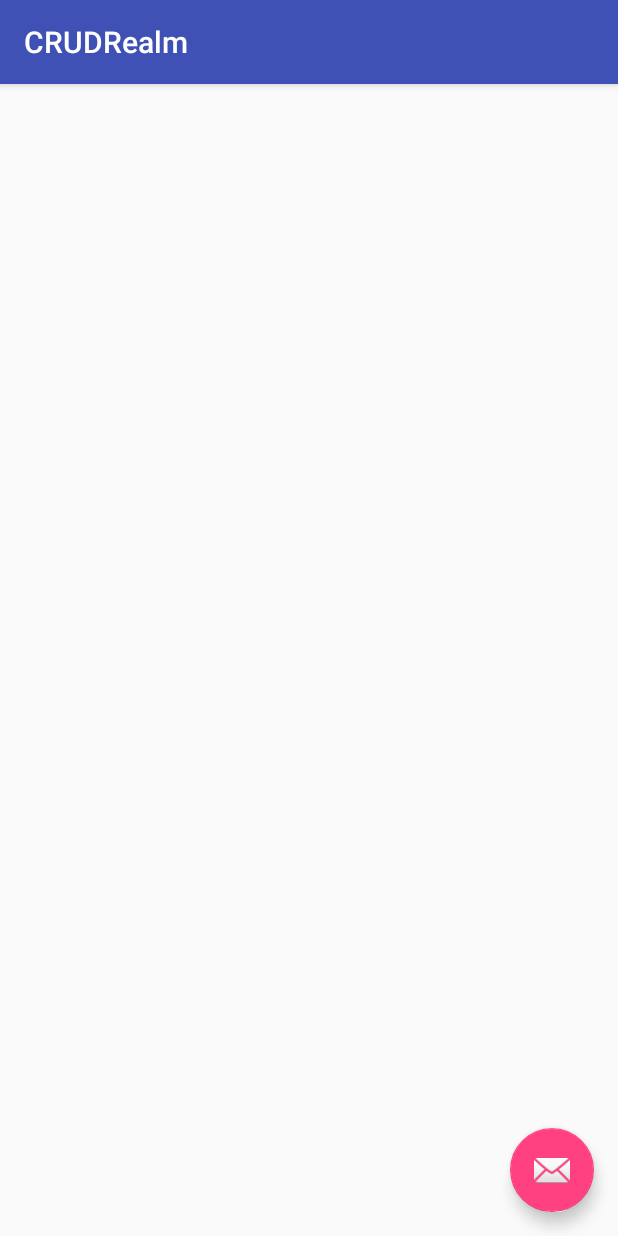
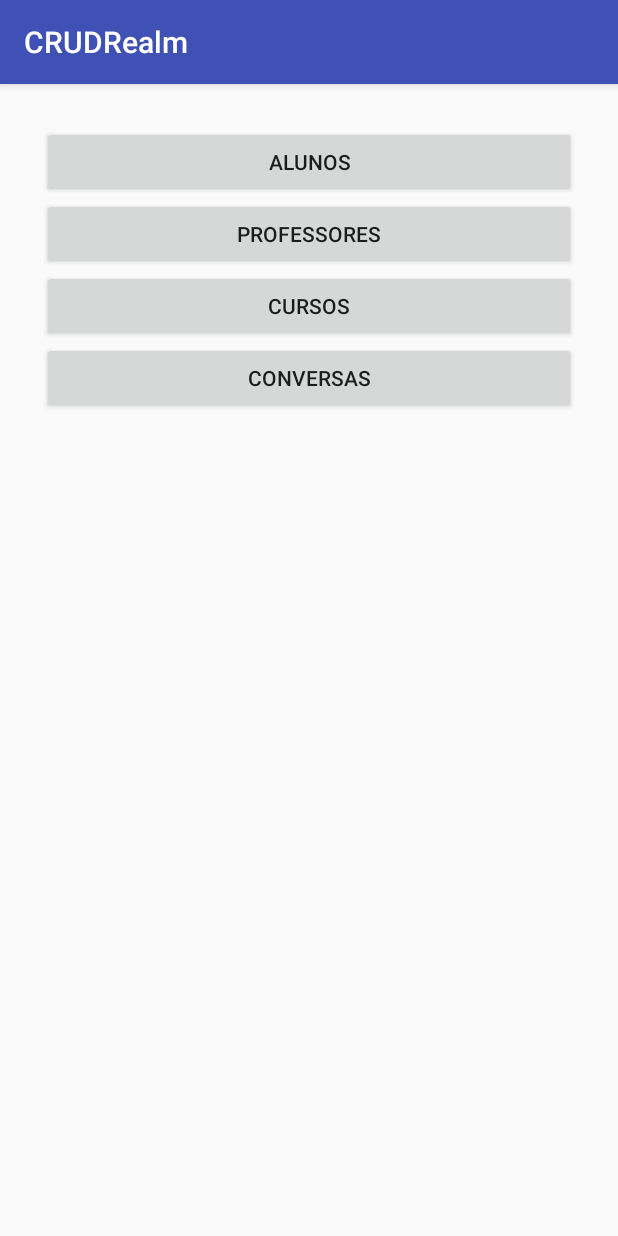
Before and after one commit to luiscomp/CRUDRealm, an Android app: the screen it shows after launch (MainActivity), on a phone screen of 412 x 824 dp. Run offline under Robolectric (Android 15) with nearby library versions, the phone set to English and light mode, and no system bars; our stand-ins replace ButterKnife; libraries missing offline, so code that uses them is left out: io.realm; 3 statements that could not run were skipped.

Commit message:
CRUD Alunos - CONCLUIDO!

```diff
--- a/app/build.gradle
+++ b/app/build.gradle
@@ -30,5 +30,7 @@ dependencies {
     compile 'com.android.support:appcompat-v7:26.+'
     compile 'com.android.support.constraint:constraint-layout:1.0.2'
     compile 'com.android.support:design:26.+'
+    compile 'com.jakewharton:butterknife:8.8.1'
     testCompile 'junit:junit:4.12'
+    annotationProcessor 'com.jakewharton:butterknife-compiler:8.8.1'
 }
--- a/app/src/main/java/com/example/admed/crudrealm/activities/MainActivity.java
+++ b/app/src/main/java/com/example/admed/crudrealm/activities/MainActivity.java
@@ -1,5 +1,6 @@
 package com.example.admed.crudrealm.activities;
 
+import android.content.Intent;
 import android.os.Bundle;
 import android.support.design.widget.FloatingActionButton;
 import android.support.design.widget.Snackbar;
@@ -8,10 +9,28 @@ import android.support.v7.widget.Toolbar;
 import android.view.View;
 import android.view.Menu;
 import android.view.MenuItem;
+import android.widget.Button;
 
 import com.example.admed.crudrealm.R;
 
+import butterknife.BindView;
+import butterknife.ButterKnife;
+import butterknife.OnClick;
+
 public class MainActivity extends AppCompatActivity {
+    @OnClick(R.id.btnAlunos) protected void abrirCrudAlunos() {
+        Intent intent = new Intent(MainActivity.this, CrudAlunosActivity.class);
+        startActivity(intent);
+    }
+    @OnClick(R.id.btnProfessores) protected void abrirCrudProfessores() {
+
+    }
+    @OnClick(R.id.btnCursos) protected void abrirCridCursos() {
+
+    }
+    @OnClick(R.id.btnConversas) protected void abrirConversas() {
+
+    }
 
     @Override
     protected void onCreate(Bundle savedInstanceState) {
@@ -19,5 +38,6 @@ public class MainActivity extends AppCompatActivity {
         setContentView(R.layout.activity_main);
         Toolbar toolbar = (Toolbar) findViewById(R.id.toolbar);
         setSupportActionBar(toolbar);
+        ButterKnife.bind(this);
     }
 }
--- /dev/null
+++ b/app/src/main/java/com/example/admed/crudrealm/application/CRUDRealm.java
@@ -0,0 +1,30 @@
+package com.example.admed.crudrealm.application;
+
+import android.app.Application;
+
+import io.realm.Realm;
+import io.realm.RealmConfiguration;
+
+/**
+ * Created by Luis Eduardo on 20/09/2017.
+ */
+
+public class CRUDRealm extends Application {
+
+
+    private static CRUDRealm instance;
+
+    @Override
+    public void onCreate() {
+        super.onCreate();
+        instance = this;
+        Realm.init(this);
+        RealmConfiguration config = new RealmConfiguration.Builder().name("crudrealm.realm").build();
+        Realm.setDefaultConfiguration(config);
+    }
+
+    public static CRUDRealm getInstance() {
+        return instance;
+    }
+
+}
--- a/app/src/main/java/com/example/admed/crudrealm/vo/ProfessorVO.java
+++ b/app/src/main/java/com/example/admed/crudrealm/vo/ProfessorVO.java
@@ -1,17 +1,13 @@
 package com.example.admed.crudrealm.vo;
 
 import io.realm.RealmObject;
-import io.realm.annotations.PrimaryKey;
-import io.realm.annotations.Required;
 
 /**
  * Created by Luis Eduardo on 16/09/2017.
  */
 
-class ProfessorVO extends RealmObject {
-    @PrimaryKey
+public class ProfessorVO extends RealmObject {
     private long id;
-    @Required
     private String nome;
 
     public ProfessorVO() {
--- a/app/src/main/res/layout/activity_main.xml
+++ b/app/src/main/res/layout/activity_main.xml
@@ -1,9 +1,10 @@
 <?xml version="1.0" encoding="utf-8"?>
-<android.support.design.widget.CoordinatorLayout xmlns:android="http://schemas.android.com/apk/res/android"
+<LinearLayout xmlns:android="http://schemas.android.com/apk/res/android"
     xmlns:app="http://schemas.android.com/apk/res-auto"
     xmlns:tools="http://schemas.android.com/tools"
     android:layout_width="match_parent"
     android:layout_height="match_parent"
+    android:orientation="vertical"
     tools:context="com.example.admed.crudrealm.activities.MainActivity">
 
     <android.support.design.widget.AppBarLayout
@@ -22,14 +23,37 @@
 
 
 
+    <LinearLayout
+        android:layout_width="match_parent"
+        android:layout_height="wrap_content"
+        android:orientation="vertical"
+        android:layout_margin="28dp">
+
+        <Button
+            android:id="@+id/btnAlunos"
+            android:layout_width="match_parent"
+            android:layout_height="wrap_content"
+            android:text="Alunos"/>
+
+        <Button
+            android:id="@+id/btnProfessores"
+            android:layout_width="match_parent"
+            android:layout_height="wrap_content"
+            android:text="Professores"/>
+
+        <Button
+            android:id="@+id/btnCursos"
+            android:layout_width="match_parent"
+            android:layout_height="wrap_content"
+            android:text="Cursos"/>
+
+        <Button
+            android:id="@+id/btnConversas"
+            android:layout_width="match_parent"
+            android:layout_height="wrap_content"
+            android:text="Conversas"/>
+
+    </LinearLayout>
 
 
-    <android.support.design.widget.FloatingActionButton
-        android:id="@+id/fab"
-        android:layout_width="wrap_content"
-        android:layout_height="wrap_content"
-        android:layout_gravity="bottom|end"
-        android:layout_margin="@dimen/fab_margin"
-        app:srcCompat="@android:drawable/ic_dialog_email" />
-
-</android.support.design.widget.CoordinatorLayout>
+</LinearLayout>
--- a/app/src/main/res/values/colors.xml
+++ b/app/src/main/res/values/colors.xml
@@ -2,5 +2,6 @@
 <resources>
     <color name="colorPrimary">#3F51B5</color>
     <color name="colorPrimaryDark">#303F9F</color>
-    <color name="colorAccent">#FF4081</color>
+    <color name="colorAccent">#3F51B5</color>
+    <color name="colorWhite">#FFFFFF</color>
 </resources>
--- a/app/src/main/res/values/dimens.xml
+++ b/app/src/main/res/values/dimens.xml
@@ -1,3 +1,8 @@
 <resources>
     <dimen name="fab_margin">16dp</dimen>
+    <dimen name="title_text_size">22sp</dimen>
+    <dimen name="default_margin">10dp</dimen>
+    <dimen name="large_text_size">22sp</dimen>
+    <dimen name="medium_text_size">16sp</dimen>
+    <dimen name="small_text_size">12sp</dimen>
 </resources>
--- a/app/src/main/res/values/strings.xml
+++ b/app/src/main/res/values/strings.xml
@@ -1,4 +1,5 @@
 <resources>
     <string name="app_name">CRUDRealm</string>
-    <string name="action_settings">Settings</string>
+    <string name="title_activity_crud_alunos">Alunos</string>
+    <string name="aluno_text">Aluno</string>
 </resources>
```
Also changed, not shown: app/src/main/AndroidManifest.xml (+10 -0 lines), app/src/main/java/com/example/admed/crudrealm/activities/CrudAlunosActivity.java (added, +62 -0 lines), app/src/main/java/com/example/admed/crudrealm/adapters/AlunosRecycleViewAdapter.java (added, +95 -0 lines), app/src/main/java/com/example/admed/crudrealm/dialogs/DialogAluno.java (added, +94 -0 lines), app/src/main/java/com/example/admed/crudrealm/vo/AlunoVO.java (+12 -2 lines), app/src/main/java/com/example/admed/crudrealm/vo/ConversaVO.java (+0 -16 lines), app/src/main/java/com/example/admed/crudrealm/vo/CursoVO.java (+0 -12 lines), app/src/main/java/com/example/admed/crudrealm/vo/MensagemVO.java (+0 -7 lines), app/src/main/res/layout/activity_crud_alunos.xml (added, +33 -0 lines), app/src/main/res/layout/content_crud_alunos.xml (added, +17 -0 lines), app/src/main/res/layout/dialog_aluno.xml (added, +81 -0 lines), app/src/main/res/layout/item_list_alunos.xml (added, +32 -0 lines).
